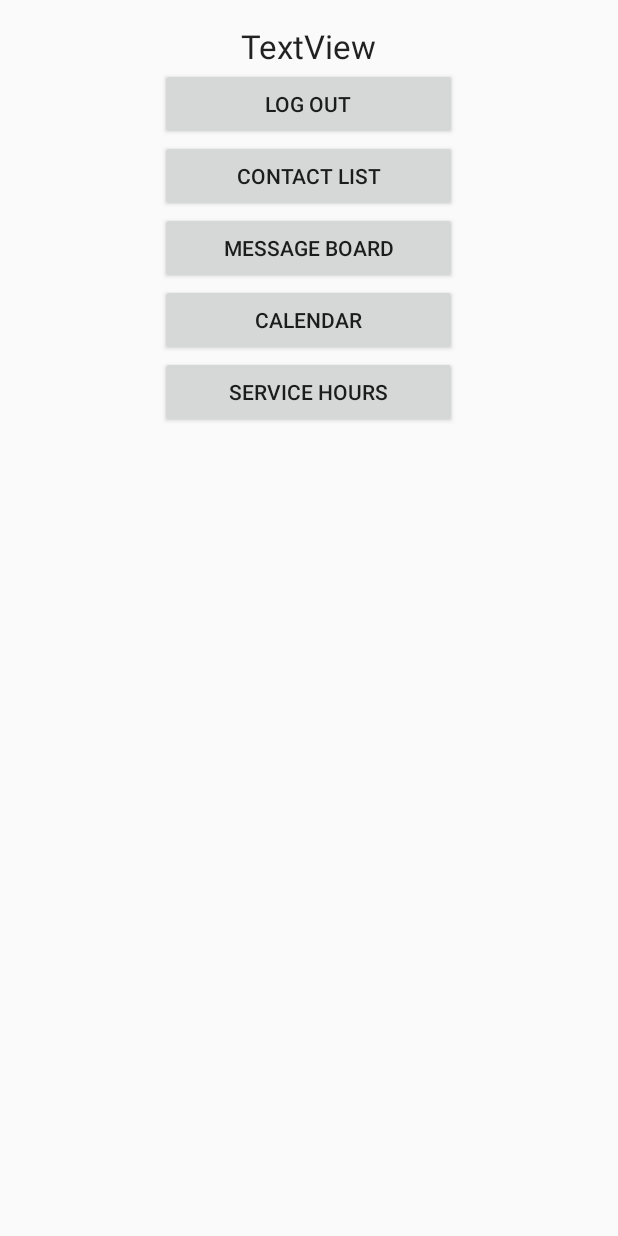
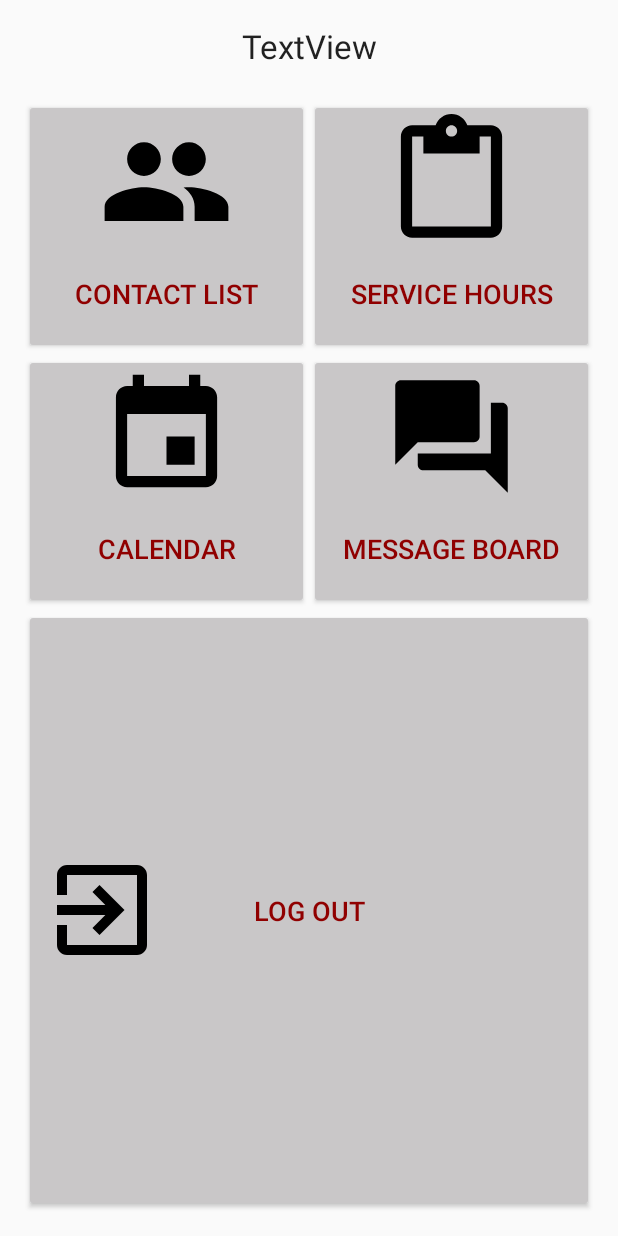
Before and after one commit to SIU-CS/Scholar_App-production, an Android app: the layout activity_profile.xml on its own in the app's theme, with its tools: preview values and no code run, on a phone screen of 412 x 824 dp. Run offline under Robolectric (Android 15) with nearby library versions, the phone set to English and light mode, and no system bars.

Commit message:
Fixed UI for Menu (Profile Activity)

```diff
--- /dev/null
+++ b/ScholarsProgramApp/app/src/main/res/drawable/ic_calendar.xml
@@ -0,0 +1,9 @@
+<vector xmlns:android="http://schemas.android.com/apk/res/android"
+        android:width="90dp"
+        android:height="90dp"
+        android:viewportWidth="24.0"
+        android:viewportHeight="24.0">
+    <path
+        android:fillColor="#FF000000"
+        android:pathData="M17,12h-5v5h5v-5zM16,1v2L8,3L8,1L6,1v2L5,3c-1.11,0 -1.99,0.9 -1.99,2L3,19c0,1.1 0.89,2 2,2h14c1.1,0 2,-0.9 2,-2L21,5c0,-1.1 -0.9,-2 -2,-2h-1L18,1h-2zM19,19L5,19L5,8h14v11z"/>
+</vector>
--- /dev/null
+++ b/ScholarsProgramApp/app/src/main/res/drawable/ic_contact.xml
@@ -0,0 +1,9 @@
+<vector xmlns:android="http://schemas.android.com/apk/res/android"
+        android:width="90dp"
+        android:height="90dp"
+        android:viewportWidth="24.0"
+        android:viewportHeight="24.0">
+    <path
+        android:fillColor="#FF000000"
+        android:pathData="M16,11c1.66,0 2.99,-1.34 2.99,-3S17.66,5 16,5c-1.66,0 -3,1.34 -3,3s1.34,3 3,3zM8,11c1.66,0 2.99,-1.34 2.99,-3S9.66,5 8,5C6.34,5 5,6.34 5,8s1.34,3 3,3zM8,13c-2.33,0 -7,1.17 -7,3.5L1,19h14v-2.5c0,-2.33 -4.67,-3.5 -7,-3.5zM16,13c-0.29,0 -0.62,0.02 -0.97,0.05 1.16,0.84 1.97,1.97 1.97,3.45L17,19h6v-2.5c0,-2.33 -4.67,-3.5 -7,-3.5z"/>
+</vector>
--- /dev/null
+++ b/ScholarsProgramApp/app/src/main/res/drawable/ic_logout.xml
@@ -0,0 +1,10 @@
+<vector
+    android:height="80dp"
+    android:viewportHeight="24.0"
+    android:viewportWidth="24.0"
+    android:width="80dp"
+    xmlns:android="http://schemas.android.com/apk/res/android">
+    <path
+        android:fillColor="#FF000000"
+        android:pathData="M10.09,15.59L11.5,17l5,-5 -5,-5 -1.41,1.41L12.67,11H3v2h9.67l-2.58,2.59zM19,3H5c-1.11,0 -2,0.9 -2,2v4h2V5h14v14H5v-4H3v4c0,1.1 0.89,2 2,2h14c1.1,0 2,-0.9 2,-2V5c0,-1.1 -0.9,-2 -2,-2z"/>
+</vector>
--- /dev/null
+++ b/ScholarsProgramApp/app/src/main/res/drawable/ic_message_board.xml
@@ -0,0 +1,9 @@
+<vector xmlns:android="http://schemas.android.com/apk/res/android"
+        android:width="90dp"
+        android:height="90dp"
+        android:viewportWidth="24.0"
+        android:viewportHeight="24.0">
+    <path
+        android:fillColor="#FF000000"
+        android:pathData="M21,6h-2v9L6,15v2c0,0.55 0.45,1 1,1h11l4,4L22,7c0,-0.55 -0.45,-1 -1,-1zM17,12L17,3c0,-0.55 -0.45,-1 -1,-1L3,2c-0.55,0 -1,0.45 -1,1v14l4,-4h10c0.55,0 1,-0.45 1,-1z"/>
+</vector>
--- /dev/null
+++ b/ScholarsProgramApp/app/src/main/res/drawable/ic_service_hours.xml
@@ -0,0 +1,9 @@
+<vector xmlns:android="http://schemas.android.com/apk/res/android"
+        android:width="90dp"
+        android:height="90dp"
+        android:viewportWidth="24.0"
+        android:viewportHeight="24.0">
+    <path
+        android:fillColor="#FF000000"
+        android:pathData="M19,2h-4.18C14.4,0.84 13.3,0 12,0c-1.3,0 -2.4,0.84 -2.82,2L5,2c-1.1,0 -2,0.9 -2,2v16c0,1.1 0.9,2 2,2h14c1.1,0 2,-0.9 2,-2L21,4c0,-1.1 -0.9,-2 -2,-2zM12,2c0.55,0 1,0.45 1,1s-0.45,1 -1,1 -1,-0.45 -1,-1 0.45,-1 1,-1zM19,20L5,20L5,4h2v3h10L17,4h2v16z"/>
+</vector>
--- a/ScholarsProgramApp/app/src/main/res/layout/activity_profile.xml
+++ b/ScholarsProgramApp/app/src/main/res/layout/activity_profile.xml
@@ -1,6 +1,7 @@
 <?xml version="1.0" encoding="utf-8"?>
 <RelativeLayout xmlns:android="http://schemas.android.com/apk/res/android"
     xmlns:tools="http://schemas.android.com/tools"
+    xmlns:app="http://schemas.android.com/apk/res-auto"
     android:id="@+id/activity_profile"
     android:layout_width="match_parent"
     android:layout_height="match_parent"
@@ -13,51 +14,60 @@
     <LinearLayout
         android:orientation="vertical"
         android:layout_width="match_parent"
-        android:layout_height="match_parent"
-        android:layout_centerVertical="true"
-        android:layout_centerHorizontal="true">
+        android:layout_height="match_parent">
 
         <TextView
             android:text="TextView"
-            android:layout_width="wrap_content"
-            android:layout_height="wrap_content"
+            android:textAlignment="center"
+            android:layout_width="match_parent"
+            android:layout_height="50dp"
             android:textAppearance="?android:attr/textAppearanceLarge"
             android:layout_gravity="center_horizontal"
-            android:id="@+id/textViewUserEmail" />
+            android:id="@+id/textViewWelcome" />
+
+        <LinearLayout
+            android:orientation="horizontal"
+            android:layout_width="match_parent"
+            android:layout_height="170dp">
+
+            <Button
+                android:text="Contact List"
+                android:drawableTop="@drawable/ic_contact"
+                android:id="@+id/buttonContactList"
+                style="@style/menu_buttons" />
+
+            <Button
+                android:text="Service Hours"
+                android:drawableTop="@drawable/ic_service_hours"
+                android:id="@+id/buttonServiceHours"
+                style="@style/menu_buttons" />
+        </LinearLayout>
+
+        <LinearLayout
+            android:orientation="horizontal"
+            android:layout_width="match_parent"
+            android:layout_height="170dp">
+
+            <Button
+                android:text="Calendar"
+                android:drawableTop="@drawable/ic_calendar"
+                android:id="@+id/buttonCalendar"
+                style="@style/menu_buttons" />
+
+            <Button
+                android:text="Message Board"
+                android:drawableTop="@drawable/ic_message_board"
+                android:id="@+id/buttonMessageBoard"
+                style="@style/menu_buttons" />
+
+        </LinearLayout>
 
         <Button
             android:text="Log Out"
-            android:layout_width="198dp"
-            android:layout_height="wrap_content"
-            android:layout_gravity="center_horizontal"
-            android:id="@+id/buttonLogOut" />
+            android:drawableStart="@drawable/ic_logout"
+            android:drawablePadding="-80dp"
+            android:id="@+id/buttonLogOut"
+            style="@style/menu_buttons" />
+    </LinearLayout>
 
-        <Button
-            android:text="Contact List"
-            android:layout_width="198dp"
-            android:layout_height="wrap_content"
-            android:layout_gravity="center_horizontal"
-            android:id="@+id/buttonContactList" />
-
-        <Button
-            android:text="Message Board"
-            android:layout_width="198dp"
-            android:layout_height="wrap_content"
-            android:layout_gravity="center_horizontal"
-            android:id="@+id/buttonMessageBoard" />
-
-        <Button
-            android:text="Calendar"
-            android:layout_width="198dp"
-            android:layout_height="wrap_content"
-            android:layout_gravity="center_horizontal"
-            android:id="@+id/buttonCalendar" />
-
-        <Button
-            android:text="Service Hours"
-            android:layout_width="198dp"
-            android:layout_height="wrap_content"
-            android:layout_gravity="center_horizontal"
-            android:id="@+id/buttonServiceHours"/>
-    </LinearLayout>
 </RelativeLayout>
--- a/ScholarsProgramApp/app/src/main/res/values/styles.xml
+++ b/ScholarsProgramApp/app/src/main/res/values/styles.xml
@@ -17,4 +17,16 @@
 
     <style name="AppTheme.PopupOverlay" parent="ThemeOverlay.AppCompat.Light" />
 
+    <style name="menu_buttons">menu_buttons>
+        <item name="android:layout_width">match_parent</item>
+        <item name="android:layout_height">match_parent</item>
+        <item name="android:capitalize">characters</item>
+        <item name="android:textSize">18dp</item>
+        <item name="android:textColor">#900000</item>/>
+        <item name="android:backgroundTint">#c9c7c8</item>
+        <item name="android:layout_gravity">center_horizontal</item>
+        <item name="android:layout_weight">1</item>
+
+    </style>
+
 </resources>
```
